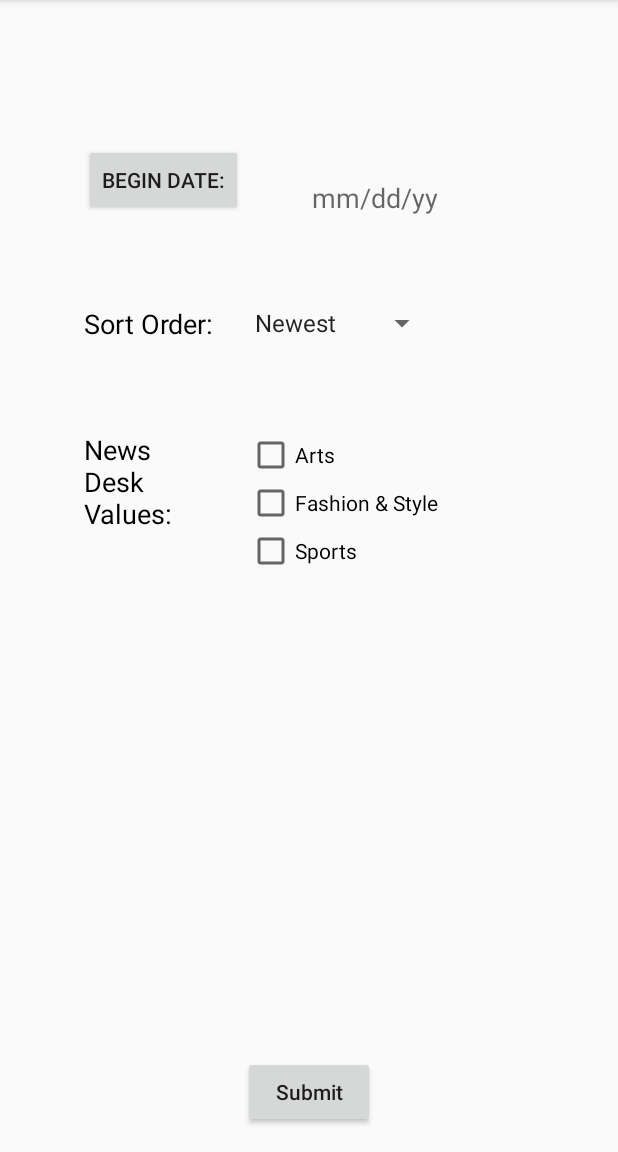
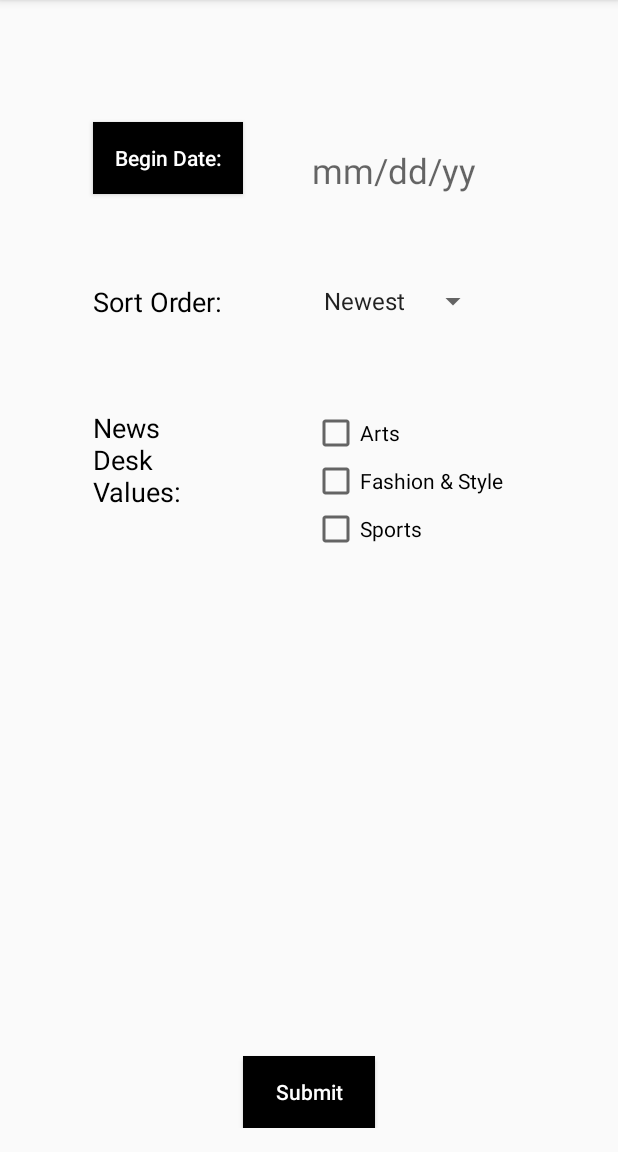
Before and after one commit to annikatsai/New-York-Times-Search, an Android app: the FilterActivity screen opened directly, with no data from a screen before it, on a phone screen of 412 x 824 dp, the part 84-1236 px from its top. Run offline under Robolectric (Android 15) with nearby library versions, the phone set to English and light mode, and no system bars; our stand-ins replace ButterKnife; libraries missing offline, so code that uses them is left out: org.parceler.

Commit message:
Seventh Commit

```diff
--- a/app/build.gradle
+++ b/app/build.gradle
@@ -43,4 +43,5 @@ dependencies {
     compile 'com.android.support:appcompat-v7:23.1.0'
     compile 'com.android.support:recyclerview-v7:23.1.0'
     compile 'com.android.support:design:23.1.0'
+
 }
--- a/app/src/main/AndroidManifest.xml
+++ b/app/src/main/AndroidManifest.xml
@@ -1,5 +1,6 @@
 <?xml version="1.0" encoding="utf-8"?>
 <manifest xmlns:android="http://schemas.android.com/apk/res/android"
+    xmlns:app="http://schemas.android.com/apk/res-auto"
     package="annikatsai.nytimessearch">
 
     <uses-permission android:name="android.permission.INTERNET" />
@@ -10,10 +11,12 @@
         android:label="@string/app_name"
         android:supportsRtl="true"
         android:theme="@style/AppTheme">
+
         <activity
             android:name=".activities.SearchActivity"
             android:label="@string/app_name"
             android:theme="@style/AppTheme.NoActionBar">
+
             <intent-filter>
                 <action android:name="android.intent.action.MAIN" />
 
--- a/app/src/main/res/layout/activity_article.xml
+++ b/app/src/main/res/layout/activity_article.xml
@@ -16,7 +16,7 @@
             android:id="@+id/toolbar"
             android:layout_width="match_parent"
             android:layout_height="?attr/actionBarSize"
-            android:background="?attr/colorPrimary"
+            android:background="@color/black"
             app:popupTheme="@style/AppTheme.PopupOverlay" />
 
     </android.support.design.widget.AppBarLayout>
--- a/app/src/main/res/layout/activity_filter.xml
+++ b/app/src/main/res/layout/activity_filter.xml
@@ -15,8 +15,8 @@
         android:layout_height="wrap_content"
         android:id="@+id/linearLayout"
         android:layout_alignTop="@+id/textView2"
-        android:layout_alignRight="@+id/tvDate"
-        android:layout_alignEnd="@+id/tvDate">
+        android:layout_alignLeft="@+id/spinner"
+        android:layout_alignStart="@+id/spinner">
         <CheckBox
             android:layout_width="wrap_content"
             android:layout_height="wrap_content"
@@ -59,18 +59,24 @@
         android:textAllCaps="false"
         android:id="@+id/button"
         android:layout_alignParentBottom="true"
-        android:layout_centerHorizontal="true" />
+        android:layout_centerHorizontal="true"
+        android:textColor="#FFFFFF"
+        android:background="#000000" />
 
     <Button
         style="?android:attr/buttonStyleSmall"
-        android:layout_width="wrap_content"
+        android:layout_width="100dp"
         android:layout_height="wrap_content"
         android:text="@string/selectDate"
         android:onClick="showDatePickerDialog"
         android:id="@+id/button2"
-        android:layout_marginTop="80dp"
+        android:layout_marginTop="65dp"
         android:layout_alignParentTop="true"
-        android:layout_toLeftOf="@+id/button" />
+        android:layout_toLeftOf="@+id/button"
+        android:layout_toStartOf="@+id/button"
+        android:textAllCaps="false"
+        android:background="#000000"
+        android:textColor="#FFFFFF" />
 
     <TextView
         android:layout_width="wrap_content"
@@ -109,16 +115,16 @@
         android:textColor="#000000"
         android:layout_alignBottom="@+id/button2"
         android:layout_alignLeft="@+id/button"
-        android:layout_alignStart="@+id/button" />
+        android:layout_alignStart="@+id/button"
+        android:textSize="23sp" />
 
     <Spinner
         android:layout_width="wrap_content"
         android:layout_height="wrap_content"
         android:id="@+id/spinner"
         android:layout_alignTop="@+id/textView"
-        android:layout_toRightOf="@+id/button2"
-        android:layout_alignRight="@+id/linearLayout"
-        android:layout_alignEnd="@+id/linearLayout" />
+        android:layout_alignLeft="@+id/tvDate"
+        android:layout_alignStart="@+id/tvDate" />
 
 
 </RelativeLayout>
--- a/app/src/main/res/layout/content_search.xml
+++ b/app/src/main/res/layout/content_search.xml
@@ -37,7 +37,6 @@
         android:layout_width="wrap_content"
         android:layout_height="wrap_content"
         android:id="@+id/gvResults"
-        android:layout_below="@+id/btnSearch"
         android:layout_centerHorizontal="true"
-        android:numColumns="4" />
+        android:numColumns="3" />
 </RelativeLayout>
--- a/app/src/main/res/layout/item_article_result.xml
+++ b/app/src/main/res/layout/item_article_result.xml
@@ -14,7 +14,9 @@
         android:id="@+id/tvTitle"
         android:layout_width="wrap_content"
         android:layout_height="wrap_content"
-        android:maxLines="2"
+        android:maxLines="3"
         android:ellipsize="end"
-        android:text="TextView"/>
+        android:text="TextView"
+        android:textColor="#000000"
+        android:maxWidth="75dp" />
 </LinearLayout>
--- a/app/src/main/res/values/colors.xml
+++ b/app/src/main/res/values/colors.xml
@@ -4,4 +4,5 @@
     <color name="colorPrimaryDark">#303F9F</color>
     <color name="colorAccent">#FF4081</color>
     <color name="white">#FFFFFF</color>
+    <color name="black">#000000</color>
 </resources>
--- a/app/src/main/res/values/strings.xml
+++ b/app/src/main/res/values/strings.xml
@@ -1,5 +1,6 @@
 <resources>
     <string name="app_name">NYTimesSearch</string>
+    <string name="display">New York Times Search</string>
     <string name="action_settings">Settings</string>
     <string name="hint">Enter search query</string>
     <string name="search">Search</string>
```
Also changed, not shown: app/src/main/java/annikatsai/nytimessearch/activities/SearchActivity.java (+12 -1 lines), app/src/main/res/layout/activity_search.xml (+14 -2 lines), app/src/main/res/values/styles.xml (+18 -0 lines).
